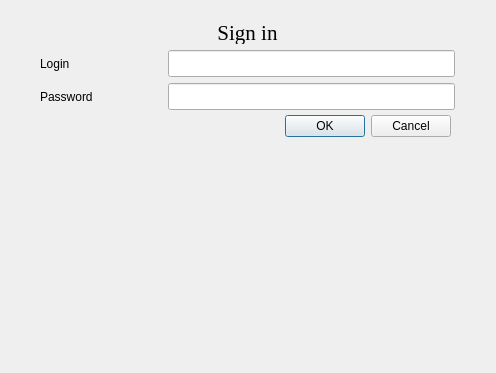
This is signin.ui in Knigan/DB3 as Qt 5 draws it before an edit. The edited form follows.
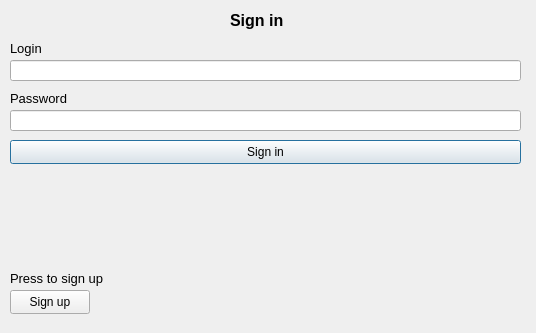
This is the edited form.

```diff
--- a/signin.ui
+++ b/signin.ui
@@ -6,104 +6,146 @@
    <rect>
     <x>0</x>
     <y>0</y>
-    <width>496</width>
-    <height>373</height>
+    <width>536</width>
+    <height>333</height>
    </rect>
   </property>
   <property name="windowTitle">
    <string>Dialog</string>
   </property>
-  <widget class="QDialogButtonBox" name="buttonBox">
+  <widget class="QLabel" name="TitleLabel">
    <property name="geometry">
     <rect>
-     <x>110</x>
-     <y>110</y>
-     <width>341</width>
-     <height>32</height>
+     <x>230</x>
+     <y>10</y>
+     <width>61</width>
+     <height>21</height>
     </rect>
    </property>
-   <property name="orientation">
-    <enum>Qt::Horizontal</enum>
+   <property name="font">
+    <font>
+     <pointsize>12</pointsize>
+     <bold>true</bold>
+    </font>
    </property>
-   <property name="standardButtons">
-    <set>QDialogButtonBox::Cancel|QDialogButtonBox::Ok</set>
+   <property name="text">
+    <string>Sign in</string>
+   </property>
+  </widget>
+  <widget class="QLabel" name="LoginLabel">
+   <property name="geometry">
+    <rect>
+     <x>10</x>
+     <y>40</y>
+     <width>41</width>
+     <height>16</height>
+    </rect>
+   </property>
+   <property name="font">
+    <font>
+     <pointsize>10</pointsize>
+    </font>
+   </property>
+   <property name="text">
+    <string>Login</string>
+   </property>
+  </widget>
+  <widget class="QLineEdit" name="LoginLineEdit">
+   <property name="geometry">
+    <rect>
+     <x>10</x>
+     <y>60</y>
+     <width>511</width>
+     <height>21</height>
+    </rect>
+   </property>
+  </widget>
+  <widget class="QLabel" name="PasswordLabel">
+   <property name="geometry">
+    <rect>
+     <x>10</x>
+     <y>90</y>
+     <width>61</width>
+     <height>16</height>
+    </rect>
+   </property>
+   <property name="font">
+    <font>
+     <pointsize>10</pointsize>
+    </font>
+   </property>
+   <property name="text">
+    <string>Password</string>
    </property>
   </widget>
   <widget class="QLineEdit" name="PasswordLineEdit">
    <property name="geometry">
     <rect>
-     <x>168</x>
-     <y>83</y>
-     <width>287</width>
-     <height>27</height>
+     <x>10</x>
+     <y>110</y>
+     <width>511</width>
+     <height>21</height>
     </rect>
    </property>
-   <property name="text">
-    <string/>
-   </property>
    <property name="echoMode">
     <enum>QLineEdit::Password</enum>
    </property>
   </widget>
-  <widget class="QLabel" name="PasswordLabel">
+  <widget class="QPushButton" name="SignInButton">
    <property name="geometry">
     <rect>
-     <x>40</x>
-     <y>83</y>
-     <width>122</width>
-     <height>27</height>
+     <x>10</x>
+     <y>140</y>
+     <width>511</width>
+     <height>24</height>
     </rect>
    </property>
    <property name="text">
-    <string>Password</string>
+    <string>Sign in</string>
    </property>
   </widget>
-  <widget class="QLineEdit" name="LoginLineEdit">
+  <widget class="QPushButton" name="SignUpButton">
    <property name="geometry">
     <rect>
-     <x>168</x>
-     <y>50</y>
-     <width>287</width>
-     <height>27</height>
+     <x>10</x>
+     <y>290</y>
+     <width>80</width>
+     <height>24</height>
     </rect>
    </property>
    <property name="text">
-    <string/>
+    <string>Sign up</string>
    </property>
   </widget>
   <widget class="QLabel" name="Title">
    <property name="geometry">
     <rect>
-     <x>40</x>
-     <y>21</y>
-     <width>415</width>
-     <height>23</height>
+     <x>10</x>
+     <y>270</y>
+     <width>101</width>
+     <height>16</height>
     </rect>
    </property>
    <property name="font">
     <font>
-     <family>Times New Roman</family>
-     <pointsize>16</pointsize>
+     <pointsize>10</pointsize>
     </font>
    </property>
    <property name="text">
-    <string>Sign in</string>
-   </property>
-   <property name="alignment">
-    <set>Qt::AlignCenter</set>
+    <string>Press to sign up</string>
    </property>
   </widget>
-  <widget class="QLabel" name="LoginLabel">
+  <widget class="QLabel" name="ErrorLabel">
    <property name="geometry">
     <rect>
-     <x>40</x>
-     <y>50</y>
-     <width>122</width>
-     <height>27</height>
+     <x>10</x>
+     <y>170</y>
+     <width>511</width>
+     <height>16</height>
     </rect>
    </property>
    <property name="text">
-    <string>Login</string>
+    <string/>
    </property>
   </widget>
  </widget>
```
Left out of the diff: 37 changed lines with no effect on the pictures.
